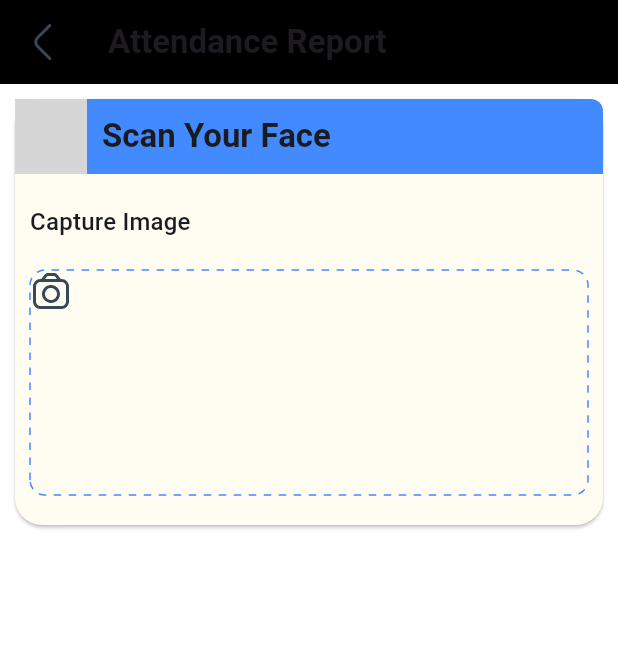
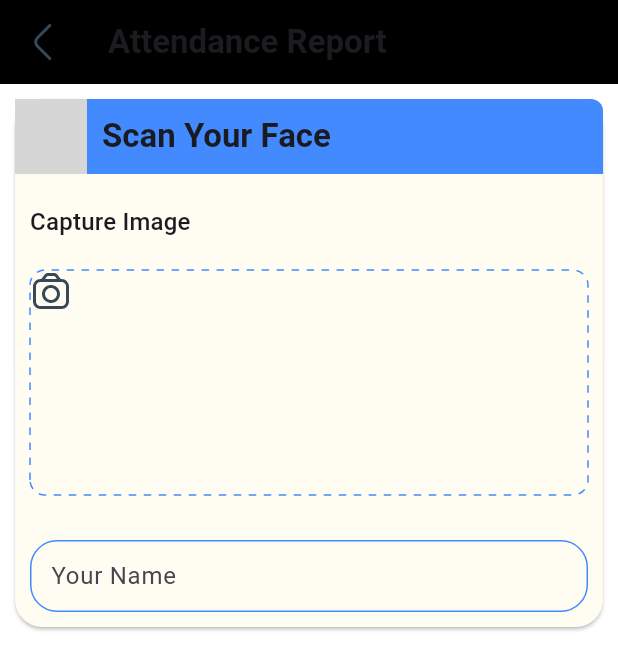
Before and after one commit to Tsabitah59/Attendance-App2, a Flutter app: the AttendanceScreen screen opened directly, on a phone screen of 412 x 824 dp. Shown: the top 670 px of the screen. Run offline on Flutter 3.47's test engine with Material 3 defaults, Android fonts, the phone set to English and light mode, and no system bars; drawn by our look-alikes of dotted_border; our stand-ins replace camera, cloud_firestore, firebase_core, flutter_svg; missing offline and left inert: google_mlkit_face_detection; accounts and stored records are empty; grey boxes are pictures that could not be loaded.

Commit message:
naming text field

```diff
--- /dev/null
+++ b/lib/const.dart
@@ -0,0 +1,3 @@
+const primaryDarkColor = ;
+
+const primaryLightColor = ;
--- a/lib/state_management/theme_provider.dart
+++ b/lib/state_management/theme_provider.dart
@@ -8,4 +8,8 @@ class ThemeProvider extends ChangeNotifier{
   }
 
   bool get isDarkTheme => _isDarkTheme;
+
+  void toggleTheme() {
+
+  }
 }
--- a/lib/ui/attend/attendance_screen.dart
+++ b/lib/ui/attend/attendance_screen.dart
@@ -135,7 +135,28 @@ class _AttendanceScreenState extends State<AttendanceScreen> {
                     )
                   ),
                 ),
-
+              ),
+              Padding(
+                padding: EdgeInsets.all(10),
+                child: TextField(
+                  textInputAction: TextInputAction.done,
+                  keyboardType: TextInputType.text,
+                  controller: controller,
+                  decoration: InputDecoration(
+                    contentPadding: EdgeInsets.symmetric(horizontal: 10),
+                    labelText: "Your Name",
+                    hintText: "Rukkhadevata",
+                    hintStyle: Theme.of(context).textTheme.bodyMedium,
+                    border: OutlineInputBorder(
+                      borderRadius: BorderRadius.circular(18),
+                      borderSide: BorderSide(color: Colors.blueAccent)
+                    ),
+                    enabledBorder: OutlineInputBorder(
+                      borderRadius: BorderRadius.circular(18),
+                      borderSide: BorderSide(color: Colors.blueAccent)
+                    ),
+                  ),
+                ),
               )
             ],
           ),
```
